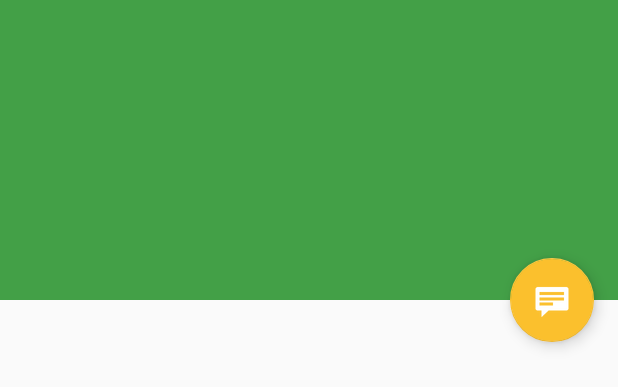
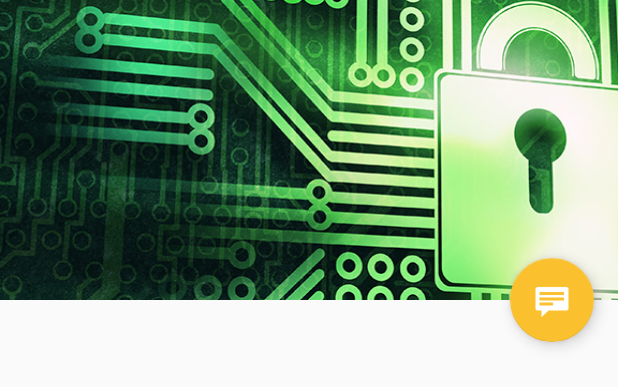
Before and after one commit to derlin-easypass/easypass-android-mse, an Android app: the layout activity_account_detail.xml on its own in the app's theme, with its tools: preview values and no code run, on a phone screen of 412 x 824 dp. Shown: the top 387 px of the screen. Run offline under Robolectric (Android 15) with nearby library versions, the light colour scheme and no system bars.

Commit message:
test parallax

```diff
--- a/app/src/main/res/layout/activity_account_detail.xml
+++ b/app/src/main/res/layout/activity_account_detail.xml
@@ -22,6 +22,16 @@
             app:contentScrim="?attr/colorPrimary"
             app:layout_scrollFlags="scroll|exitUntilCollapsed"
             app:toolbarId="@+id/toolbar">
+
+            <ImageView
+                android:id="@+id/header"
+                android:layout_width="match_parent"
+                android:layout_height="match_parent"
+                android:background="@mipmap/parallax"
+                android:contentDescription="parallax"
+                android:fitsSystemWindows="true"
+                android:scaleType="centerCrop"
+                app:layout_collapseMode="parallax" />
 
             <android.support.v7.widget.Toolbar
                 android:id="@+id/toolbar"
```
Also changed, not shown: app/src/main/res/mipmap-hdpi/parallax.jpg (added).
